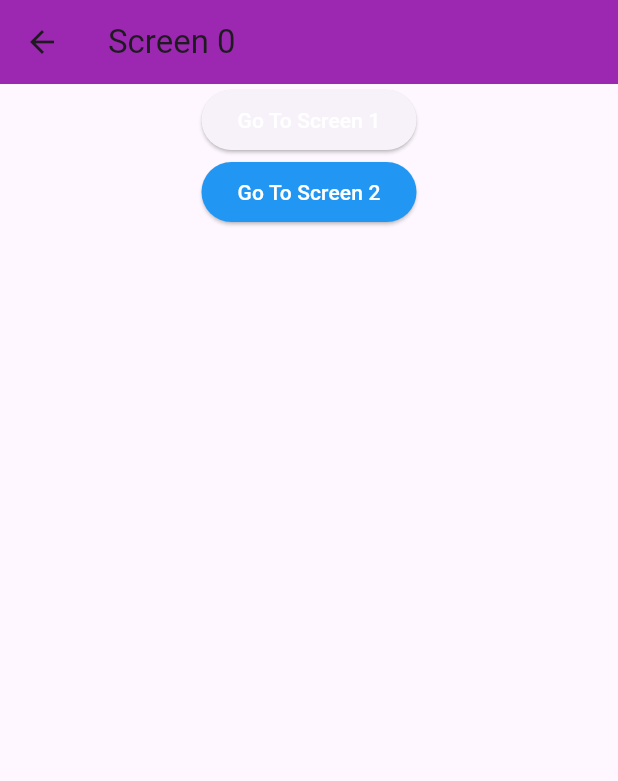
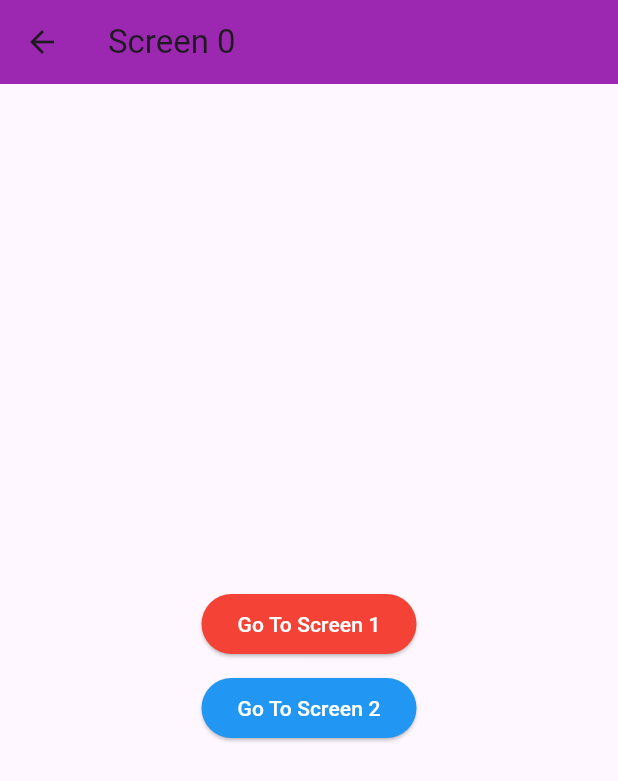
Before and after one commit to Karimbou/flutter_course_defaults, a Flutter app: the Screen0 screen opened directly, on a phone screen of 412 x 824 dp. Shown: the top 781 px of the screen. Run offline on Flutter 3.47's test engine with Material 3 defaults, Android fonts, the light colour scheme and no system bars; our stand-ins replace audioplayers, rflutter_alert.

Commit message:
Update screen0.dart
I corrected some problems with the button color and added a padding.

```diff
--- a/starter/navigation_demo/lib/screen0.dart
+++ b/starter/navigation_demo/lib/screen0.dart
@@ -10,9 +10,13 @@ class Screen0 extends StatelessWidget {
       ),
       body: Center(
         child: Column(
+          mainAxisAlignment: MainAxisAlignment.center,
           children: <Widget>[
-            ElevatedButton(
-              style: ElevatedButton.styleFrom(foregroundColor: Colors.red),
+            Padding(
+              padding: const EdgeInsets.all(8.0),
+              child: ElevatedButton(
+                style: ElevatedButton.styleFrom(
+                    foregroundColor: Colors.red, backgroundColor: Colors.red),
                 child: Text(
                   'Go To Screen 1',
                   style: TextStyle(color: Colors.white),
@@ -20,6 +24,7 @@ class Screen0 extends StatelessWidget {
                 onPressed: () {
                   //Navigate to Screen 1
                 },
+              ),
             ),
             ElevatedButton(
               style: ElevatedButton.styleFrom(
```
Lines whose indentation alone changed are shown as unchanged.
